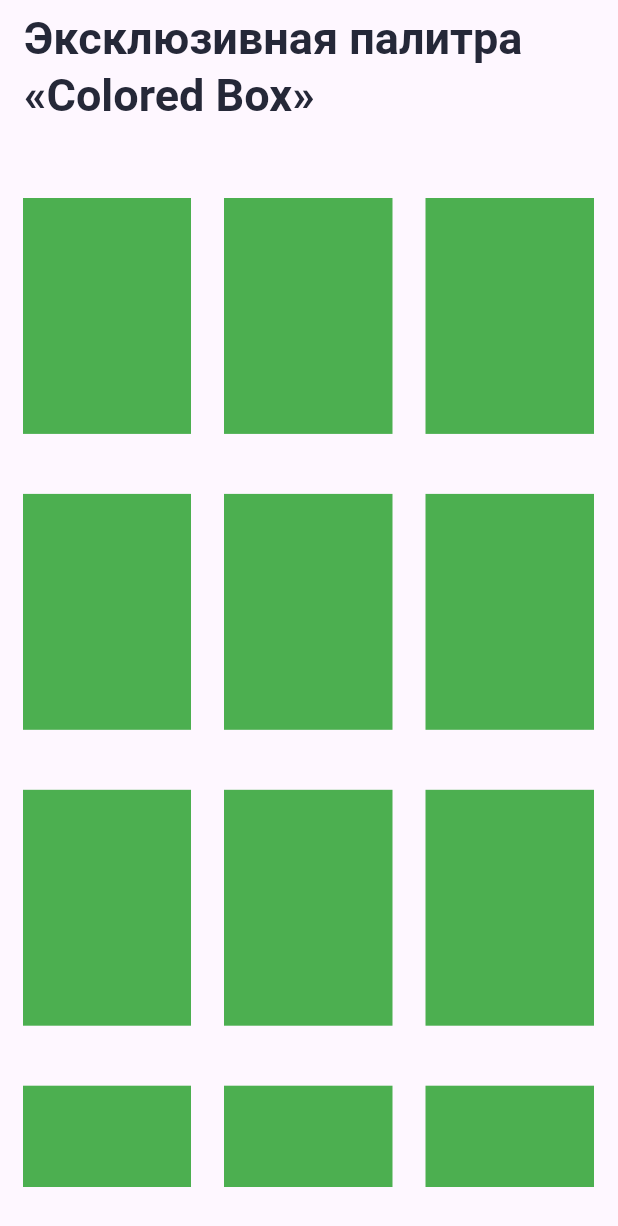
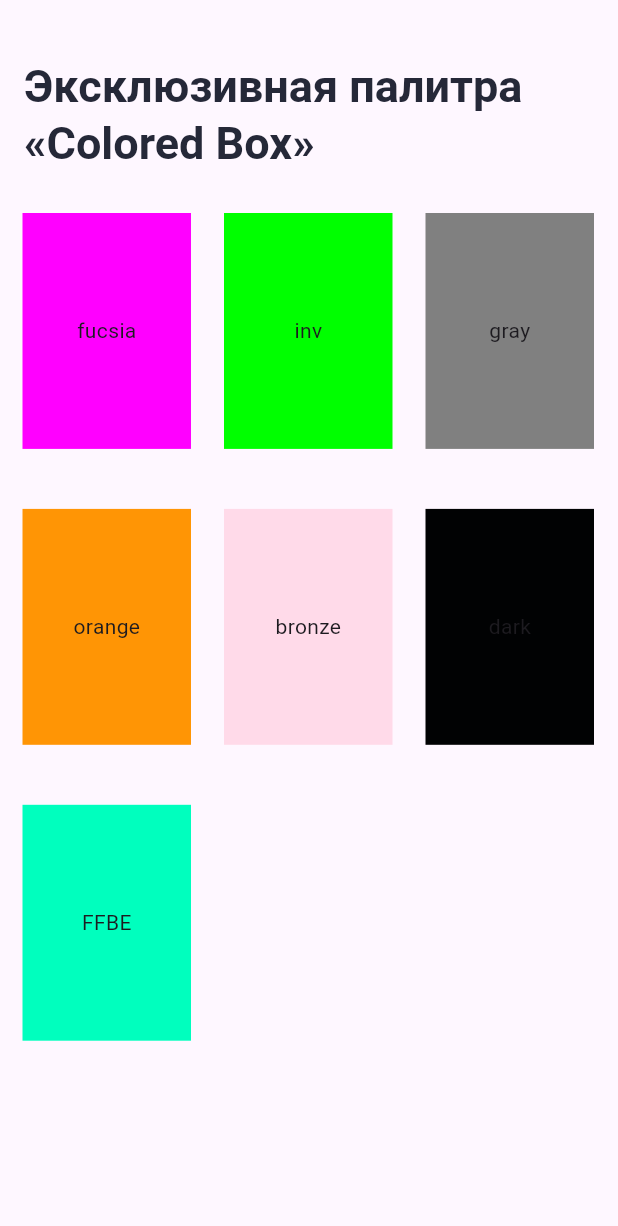
Before and after one commit to Rustemik/color_palette_flutter_app, a Flutter app: the screen it shows after launch, on a phone screen of 412 x 824 dp. Shown: the top 1226 px of the screen. Run offline on Flutter 3.47's test engine with Material 3 defaults, Android fonts, the phone set to English and light mode, and no system bars; our stand-ins replace google_fonts; Roboto replaces fonts that are missing (Ubuntu).

Commit message:
+ 2. Палетка цветов. Репозиторий, инверсия зависимостей, асинхронность

```diff
--- /dev/null
+++ b/lib/DataAcсess/i_color_repository.dart
@@ -0,0 +1,5 @@
+import 'package:surf_flutter_courses_template/Models/color_dto.dart';
+
+abstract class IColorRepository {
+  Future<List<ColorDto>> getColors();
+}
--- /dev/null
+++ b/lib/DataAcсess/mock_color_repository.dart
@@ -0,0 +1,21 @@
+import 'package:surf_flutter_courses_template/DataAc%D1%81ess/i_color_repository.dart';
+import 'package:surf_flutter_courses_template/Models/color_dto.dart';
+
+class MockColorRepository implements IColorRepository {
+  final List<ColorDto> _colors = [
+    ColorDto("fucsia", "ff00ff"),
+    ColorDto("inv", "00ff00"),
+    ColorDto("gray", "808080"),
+    ColorDto("orange", "ff9505"),
+    ColorDto("bronze", "ffdae9"),
+    ColorDto("dark", "010203"),
+    ColorDto("FFBE", "00ffbe"),
+  ];
+
+  @override
+  Future<List<ColorDto>> getColors() async {
+    await Future.delayed(const Duration(seconds: 3));
+    // throw Exception("");
+    return _colors;
+  }
+}
--- /dev/null
+++ b/lib/Models/color_dto.dart
@@ -0,0 +1,6 @@
+class ColorDto {
+  String name;
+  String hex;
+
+  ColorDto(this.name, this.hex);
+}
--- /dev/null
+++ b/lib/Utils/hex_color.dart
@@ -0,0 +1,18 @@
+import 'package:flutter/material.dart';
+
+extension HexColor on Color {
+  /// String is in the format "aabbcc" or "ffaabbcc" with an optional leading "#".
+  static Color fromHex(String hexString) {
+    final buffer = StringBuffer();
+    if (hexString.length == 6 || hexString.length == 7) buffer.write('ff');
+    buffer.write(hexString.replaceFirst('#', ''));
+    return Color(int.parse(buffer.toString(), radix: 16));
+  }
+
+  /// Prefixes a hash sign if [leadingHashSign] is set to true (default is true).
+  String toHex({bool leadingHashSign = true}) => '${leadingHashSign ? '#' : ''}'
+      '${alpha.toRadixString(16).padLeft(2, '0')}'
+      '${red.toRadixString(16).padLeft(2, '0')}'
+      '${green.toRadixString(16).padLeft(2, '0')}'
+      '${blue.toRadixString(16).padLeft(2, '0')}';
+}
--- a/lib/main.dart
+++ b/lib/main.dart
@@ -1,4 +1,5 @@
 import 'package:flutter/material.dart';
+import 'package:surf_flutter_courses_template/DataAc%D1%81ess/mock_color_repository.dart';
 import 'package:surf_flutter_courses_template/screens/palette_screen.dart';
 
 void main() {
@@ -10,8 +11,12 @@ class MainApp extends StatelessWidget {
 
   @override
   Widget build(BuildContext context) {
-    return const MaterialApp(
-      home: PaletteScreen(),
+    var repo = MockColorRepository();
+
+    return MaterialApp(
+      home: PaletteScreen(
+        repository: repo,
+      ),
     );
   }
 }
--- a/lib/screens/palette_screen.dart
+++ b/lib/screens/palette_screen.dart
@@ -1,15 +1,23 @@
 import 'package:flutter/material.dart';
 import 'package:google_fonts/google_fonts.dart';
+import 'package:surf_flutter_courses_template/DataAc%D1%81ess/i_color_repository.dart';
+import 'package:surf_flutter_courses_template/Models/color_dto.dart';
+import 'package:surf_flutter_courses_template/Utils/hex_color.dart';
 
 class PaletteScreen extends StatelessWidget {
-  const PaletteScreen({super.key});
+  IColorRepository _repository;
+
+  PaletteScreen({Key? key, required IColorRepository repository})
+      : _repository = repository;
 
   @override
   Widget build(BuildContext context) {
     return Scaffold(
       appBar: AppBar(
-        toolbarHeight: 90,
-        title: Text(
+        toolbarHeight: 110,
+        title: Padding(
+          padding: const EdgeInsets.only(top: 44),
+          child: Text(
             overflow: TextOverflow.visible,
             "Эксклюзивная палитра\n«Colored Box»",
             style: GoogleFonts.ubuntu(
@@ -19,23 +27,60 @@ class PaletteScreen extends StatelessWidget {
             ),
           ),
         ),
+      ),
       body: Padding(
-        padding: const EdgeInsets.fromLTRB(15, 42, 16, 33),
-        child: GridView.count(
+        padding: const EdgeInsets.fromLTRB(15, 32, 16, 33),
+        child: FutureBuilder(
+            future: _repository.getColors(),
+            builder: (context, AsyncSnapshot<List<ColorDto>> snapshot) {
+              if (snapshot.hasData) {
+                if (snapshot.data!.isEmpty) {
+                  return Text("Нет ни одного цвета");
+                }
+                return ColorsGrid(
+                  colors: snapshot.data!,
+                );
+              } else if (snapshot.hasError) {
+                return Text("Ошибка загрузки данных");
+              } else {
+                return Center(
+                  child: SizedBox(
+                    width: 30,
+                    height: 30,
+                    child: CircularProgressIndicator(),
+                  ),
+                );
+              }
+            }),
+      ),
+    );
+  }
+}
+
+class ColorsGrid extends StatelessWidget {
+  List<ColorDto> _colors;
+
+  ColorsGrid({super.key, required List<ColorDto> colors}) : _colors = colors;
+
+  @override
+  Widget build(BuildContext context) {
+    return GridView.count(
       crossAxisCount: 3,
       crossAxisSpacing: 22,
       mainAxisSpacing: 40,
       childAspectRatio: 100 / 140,
-          children: List.generate(
-            20,
-            (index) => Container(
+      children: [
+        ..._colors.map(
+          (e) => Container(
             height: 140,
             width: 100,
-              color: Colors.green,
+            color: HexColor.fromHex('#${e.hex}'),
+            child: Center(
+              child: Text(e.name),
             ),
           ),
         ),
-      ),
+      ],
     );
   }
 }
```
Also changed, not shown: 2 other files. Lines whose indentation alone changed are shown as unchanged.
